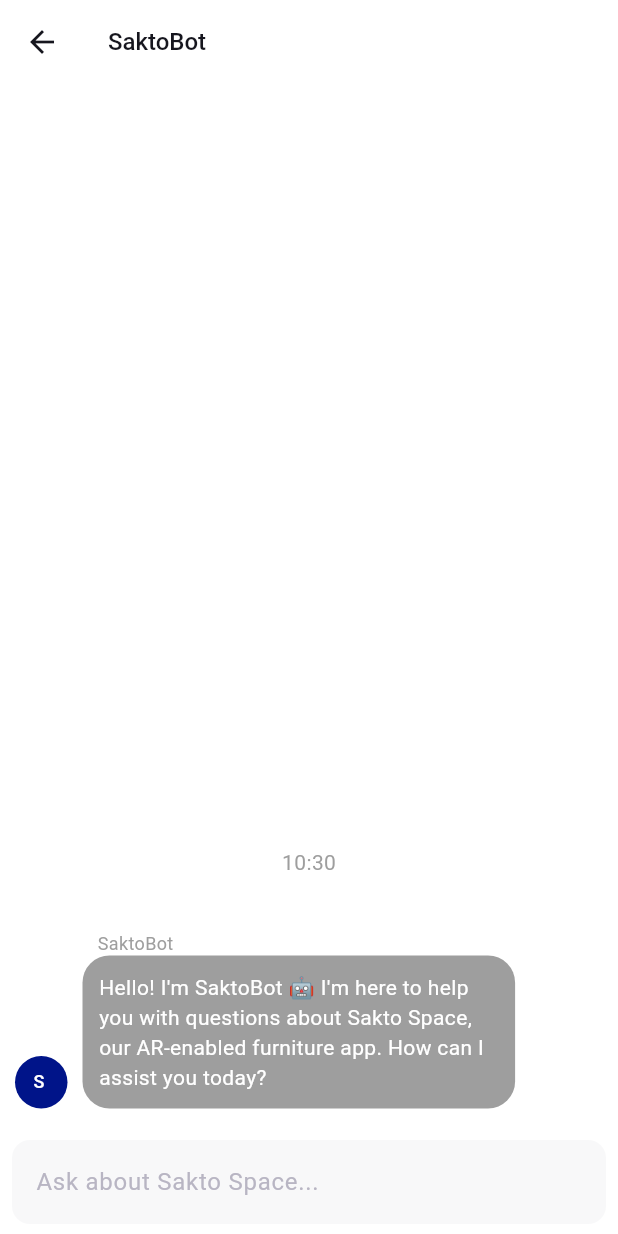
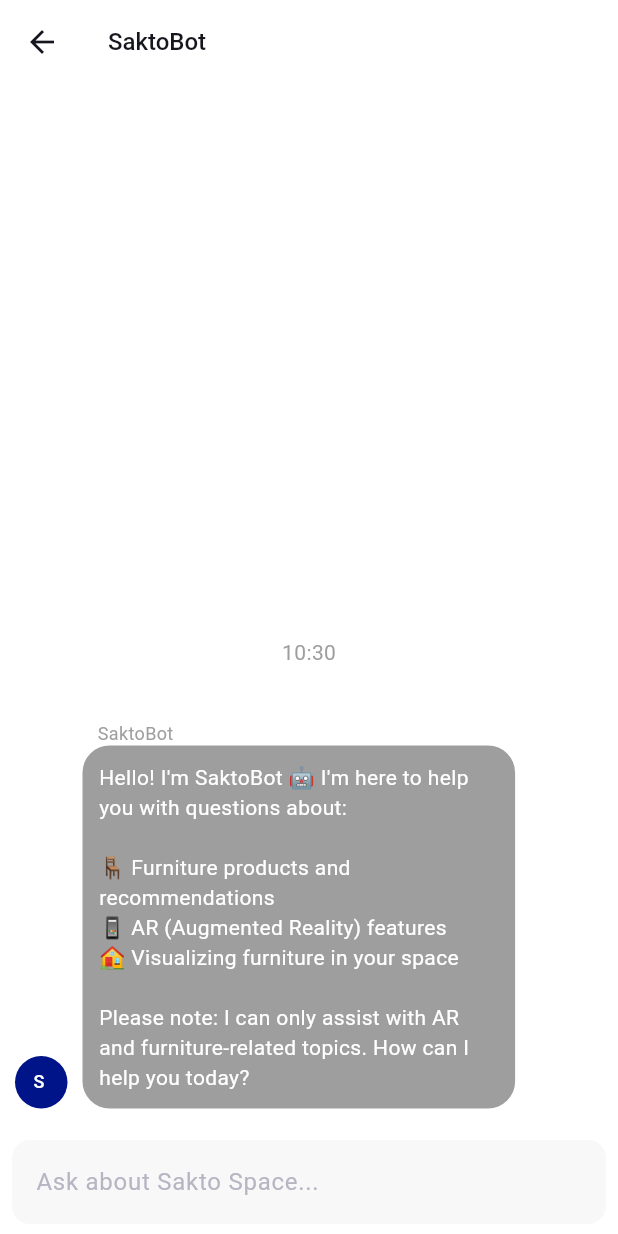
Before and after one commit to Zarathustra09/SaktoSpace, a Flutter app: the HomeBotPage screen opened by its route, on a phone screen of 412 x 824 dp. Run offline on Flutter 3.47's test engine with Material 3 defaults, Android fonts, the light colour scheme and no system bars; drawn by our look-alikes of dash_chat_2; our stand-ins replace cached_network_image, firebase_core, firebase_messaging, flutter_rating_bar, flutter_svg, form_field_validator and 4 more; missing offline and left inert: ar_flutter_plugin_plus; accounts and stored records are empty; Roboto replaces fonts that are missing (Plus Jakarta).

Commit message:
feat: enhance SaktoBot responses to focus on AR and furniture topics, improving user guidance and clarity

```diff
--- a/lib/screens/chat/views/home_bot_page.dart
+++ b/lib/screens/chat/views/home_bot_page.dart
@@ -26,7 +26,11 @@ class _HomeBotPageState extends State<HomeBotPage> {
     _messages.add(
       ChatMessage(
         text:
-            "Hello! I'm SaktoBot 🤖 I'm here to help you with questions about Sakto Space, our AR-enabled furniture app. How can I assist you today?",
+            "Hello! I'm SaktoBot 🤖 I'm here to help you with questions about:\n\n"
+            "🪑 Furniture products and recommendations\n"
+            "📱 AR (Augmented Reality) features\n"
+            "🏠 Visualizing furniture in your space\n\n"
+            "Please note: I can only assist with AR and furniture-related topics. How can I help you today?",
         user: _bot,
         createdAt: DateTime.now(),
       ),
--- a/lib/services/chat_bot/chat_bot_service.dart
+++ b/lib/services/chat_bot/chat_bot_service.dart
@@ -22,7 +22,13 @@ class ChatBotService {
             {
               "role": "system",
               "content":
-                  "You are SaktoBot, a helpful assistant for Sakto Space - an AR-enabled furniture ecommerce app. Keep responses brief and helpful."
+                  "You are SaktoBot, a specialized assistant for Sakto Space - an AR-enabled furniture ecommerce app. You ONLY answer questions about:\n"
+                  "1. Augmented Reality (AR) features and how to use them\n"
+                  "2. Furniture products, styles, materials, and recommendations\n"
+                  "3. AR furniture visualization and placement\n"
+                  "4. How AR works with furniture shopping\n\n"
+                  "If a user asks about anything else (politics, general knowledge, other products, etc.), politely decline and remind them you only help with AR and furniture topics. "
+                  "Keep responses brief, helpful, and focused on AR furniture shopping."
             },
             {"role": "user", "content": userMessage}
           ],
```
